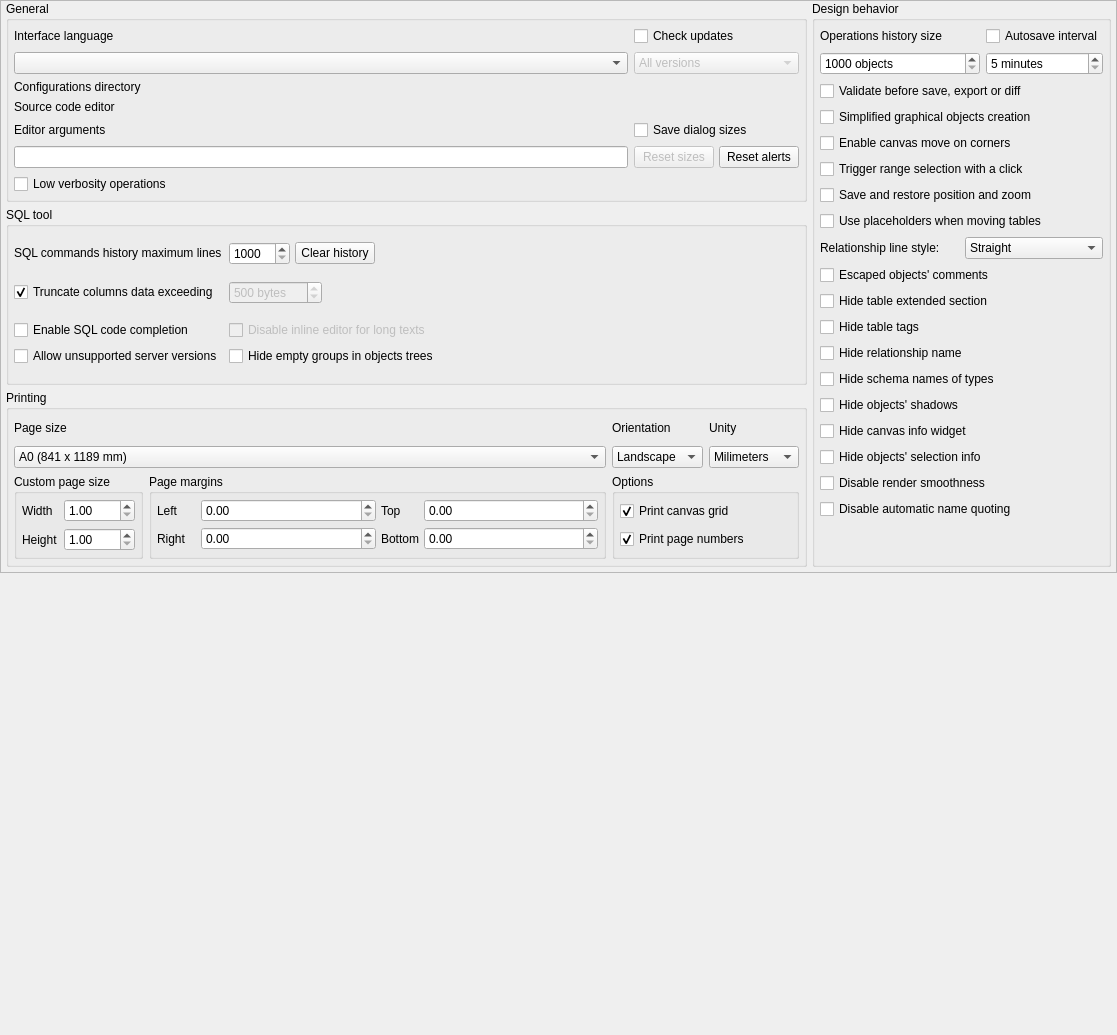
Qt form libs/libgui/ui/settings/generalconfigwidget.ui (nullptrlabs/pgmodeler) before a commit.
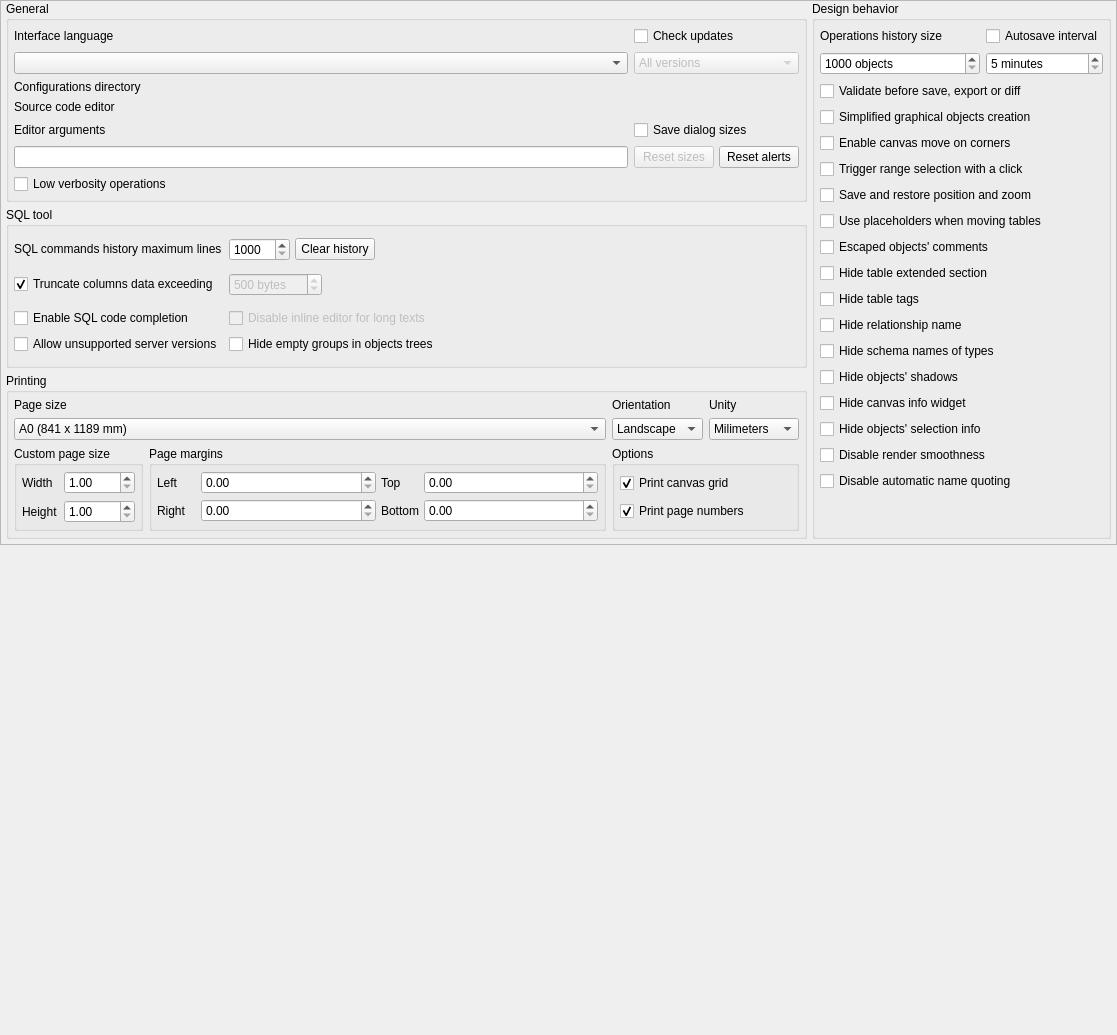
The same form after that commit. Icons and pictures are not drawn.

Commit message: Move the relationship line style setting from general to relationships configuration

Patch:
```diff
--- a/libs/libgui/ui/settings/generalconfigwidget.ui
+++ b/libs/libgui/ui/settings/generalconfigwidget.ui
@@ -926,45 +926,6 @@
            </property>
           </widget>
          </item>
-         <item>
-          <layout class="QHBoxLayout" name="rel_line_style_lt">
-           <item>
-            <widget class="QLabel" name="rel_line_style_lbl">
-             <property name="text">
-              <string>Relationship line style:</string>
-             </property>
-            </widget>
-           </item>
-           <item>
-            <widget class="QComboBox" name="rel_line_style_cmb">
-             <property name="sizePolicy">
-              <sizepolicy hsizetype="Preferred" vsizetype="Fixed">
-               <horstretch>0</horstretch>
-               <verstretch>0</verstretch>
-              </sizepolicy>
-             </property>
-             <property name="toolTip">
-              <string>&lt;p&gt;Defines how the relationships' lines are drawn. &lt;strong&gt;Straight&lt;/strong&gt; lines connect the tables directly, &lt;strong&gt;curved&lt;/strong&gt; ones replace the straight lines by curves and &lt;strong&gt;orthogonal&lt;/strong&gt; lines use only horizontal and vertical segments with rounded corners (the points added manually to the lines are ignored in this style).&lt;/p&gt;</string>
-             </property>
-             <item>
-              <property name="text">
-               <string>Straight</string>
-              </property>
-             </item>
-             <item>
-              <property name="text">
-               <string>Curved</string>
-              </property>
-             </item>
-             <item>
-              <property name="text">
-               <string>Orthogonal</string>
-              </property>
-             </item>
-            </widget>
-           </item>
-          </layout>
-         </item>
          <item>
           <widget class="QCheckBox" name="escape_comments_chk">
            <property name="sizePolicy">
```
The commit also changes 11 other files.
